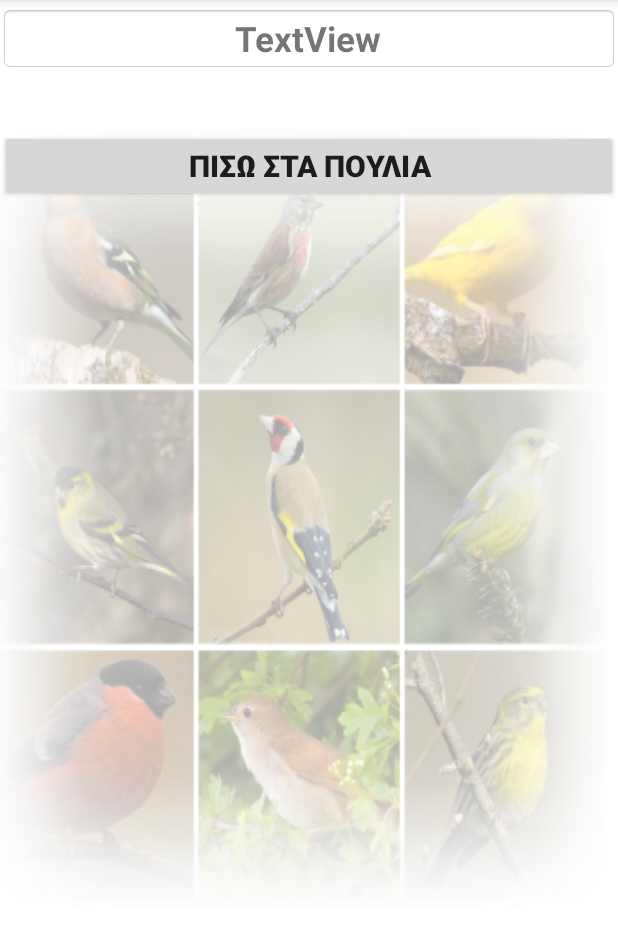
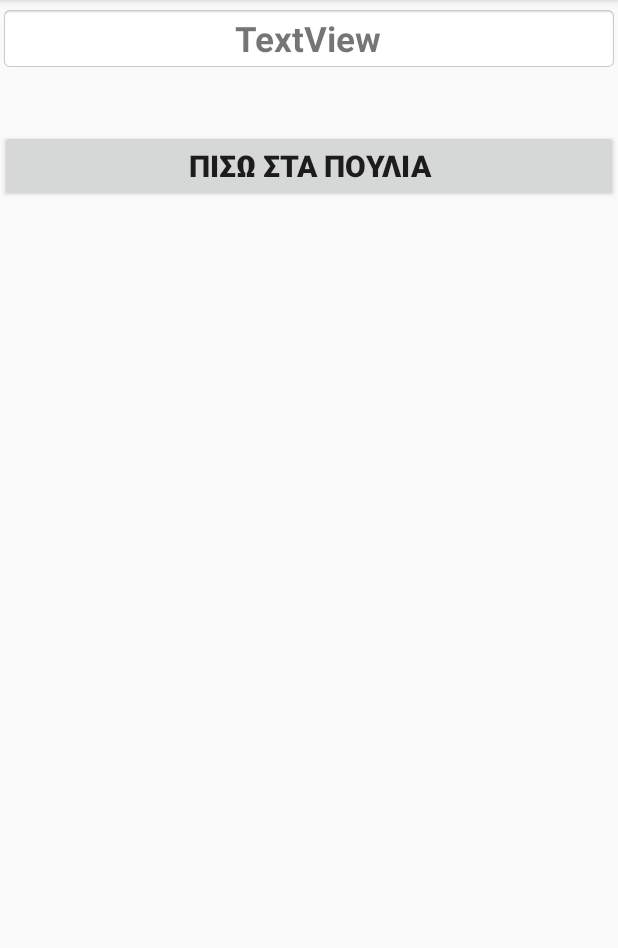
Before and after one commit to nikolaknik/GreekBirds, an Android app: the KartelaPouliouActivity screen opened directly, with no data from a screen before it, on a phone screen of 412 x 824 dp, the part 84-1032 px from its top. Run offline under Robolectric (Android 15) with nearby library versions, the phone set to English and light mode, and no system bars.

Commit message:
Ebgala to background sth kartela

```diff
--- a/app/src/main/res/layout/activity_kartela_pouliou.xml
+++ b/app/src/main/res/layout/activity_kartela_pouliou.xml
@@ -4,7 +4,6 @@
     xmlns:tools="http://schemas.android.com/tools"
     android:layout_width="match_parent"
     android:layout_height="match_parent"
-    android:background="@drawable/bird_list_kartela"
     tools:context="gr.odikapoulia.greekbirds.KartelaPouliouActivity">
 
 
```
